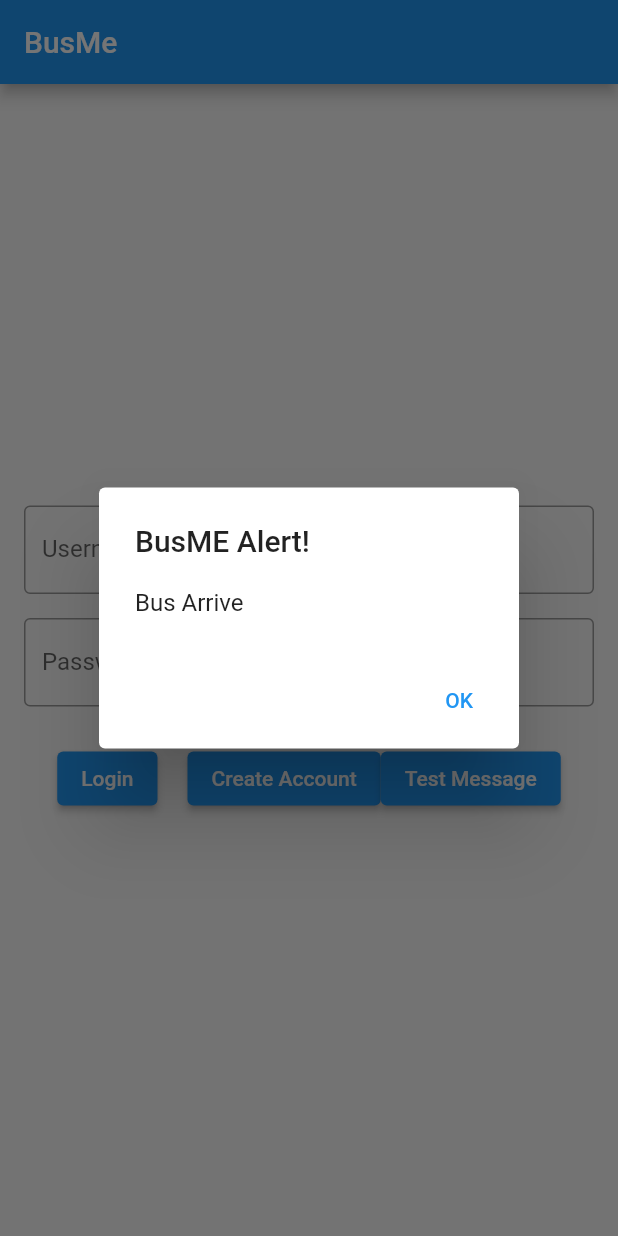
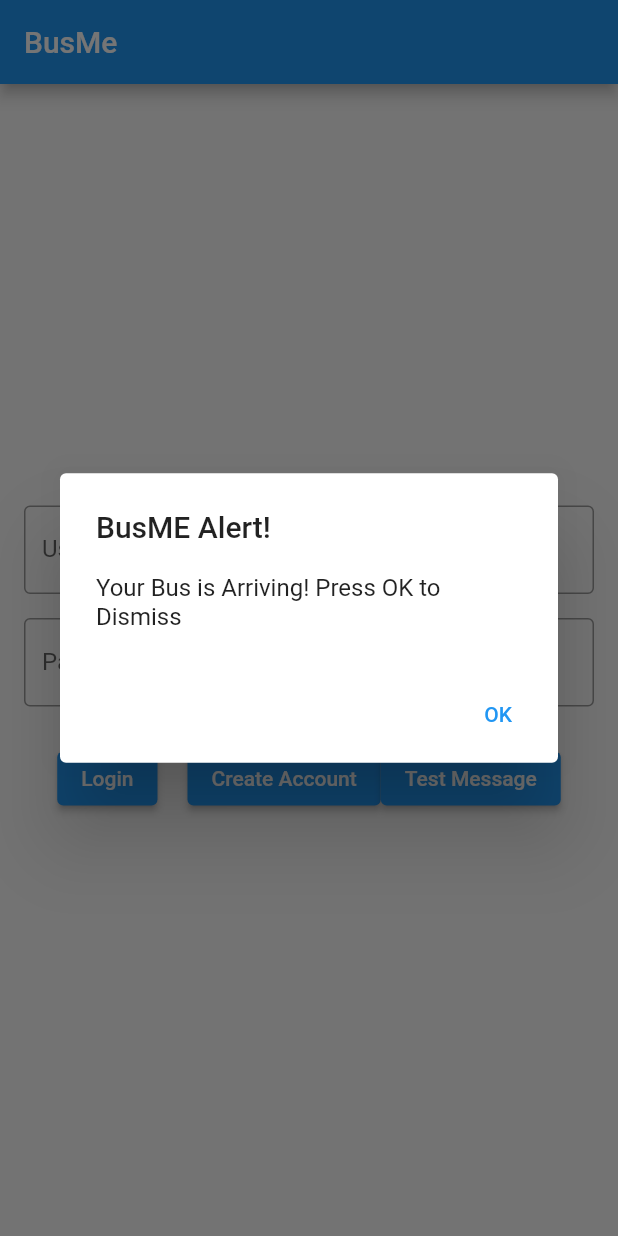
Before and after one commit to neutronstudent/BusME, a Flutter app: the screen it shows after launch, after a tap on "Test Message", on a phone screen of 412 x 824 dp. Run offline on Flutter 3.47's test engine with Material 2 defaults, Android fonts, the phone set to English and light mode, and no system bars; our stand-ins replace flutter_local_notifications, flutter_tts, geocoding, geolocator, google_maps_flutter, location and 1 more; missing offline and left inert: dart:ffi; accounts and stored records are empty; Roboto replaces fonts that are missing (Helvetica).

Commit message:
Changed the Alert Message Notification
Changed the Alert Message Notification message to better fit the context of notification

```diff
--- a/application/bus_me/lib/views/login.dart
+++ b/application/bus_me/lib/views/login.dart
@@ -72,7 +72,7 @@ class _LoginScreenState extends State<LoginScreen> {
                   ),
                 ElevatedButton(
                   onPressed: () async {
-                    await NotificationModel().sendNotification("Bus Arrive", context);
+                    await NotificationModel().sendNotification("Your Bus is Arriving! Press OK to Dismiss", context);
                   },
                   child: Text('Test Message'),
                 )
```
